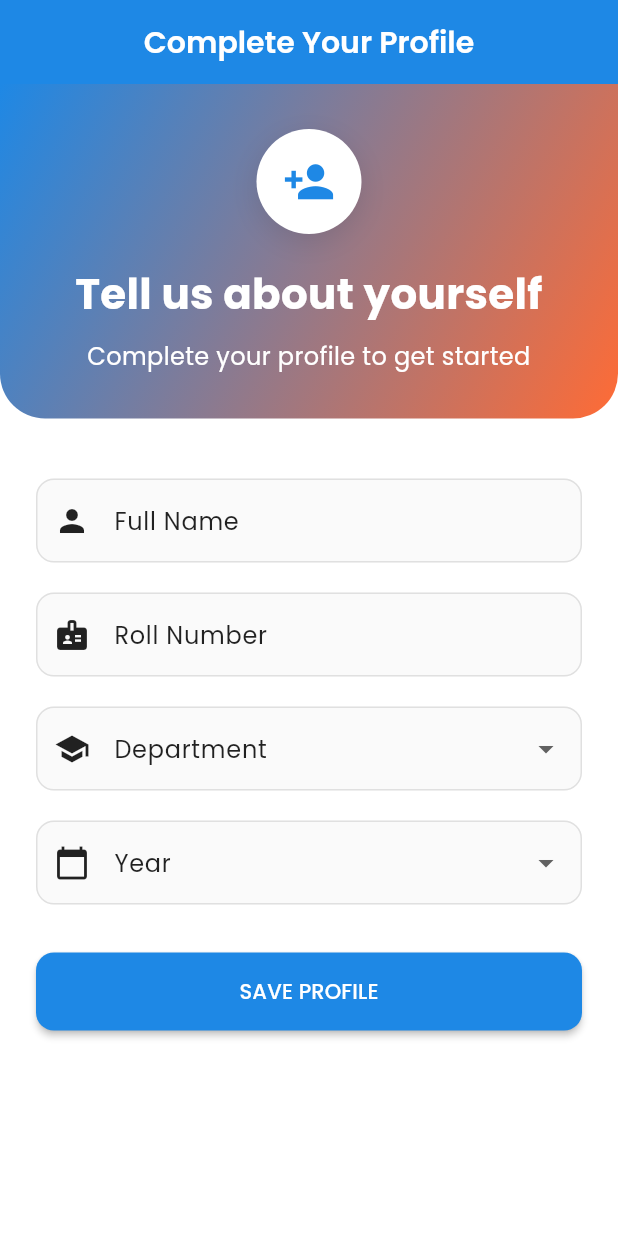
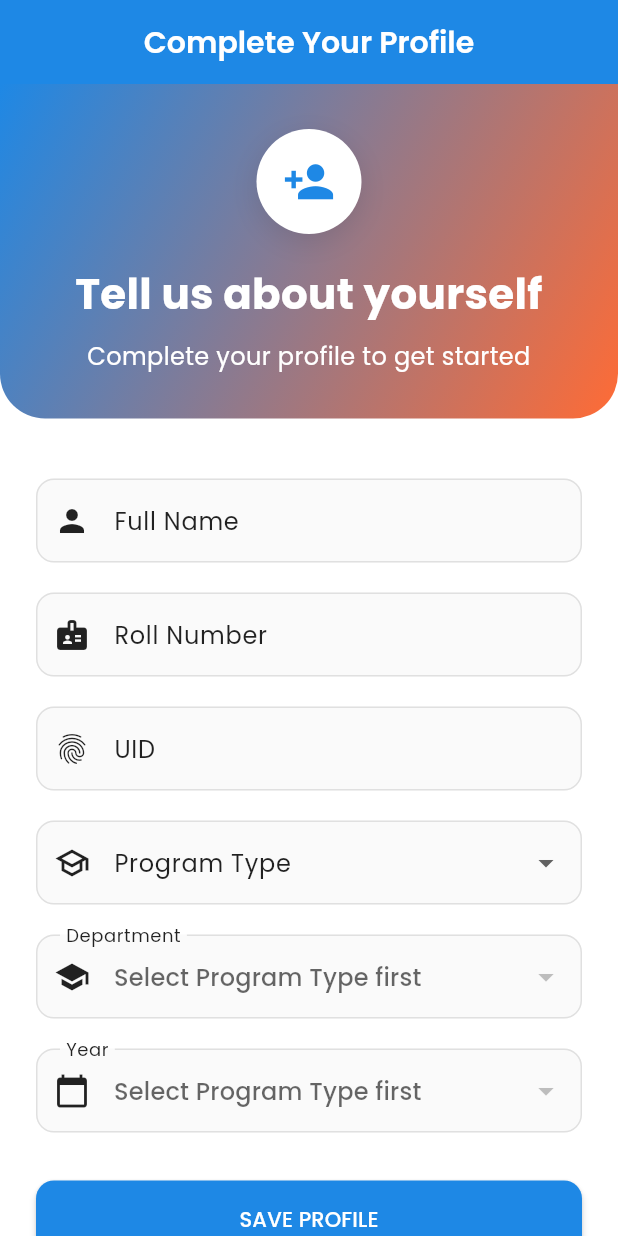
Before and after one commit to shrey-bhandary/XeroFlow, a Flutter app: the ProfileSetupScreen screen opened directly with empty values, on a phone screen of 412 x 824 dp. Run offline on Flutter 3.47's test engine with Material 3 defaults, Android fonts, the light colour scheme and no system bars; our stand-ins replace google_fonts, supabase_flutter; accounts and stored records are empty; network calls fail.

Commit message:
feat: Enhance student profile setup with UID and dynamic program/department/year selection, and configure CocoaPods for iOS/macOS.

```diff
--- a/lib/models/student.dart
+++ b/lib/models/student.dart
@@ -3,6 +3,7 @@ class Student {
   final String email;
   final String name;
   final String rollNumber;
+  final String uid; // Added UID field
   final String dept;
   final String year;
 
@@ -11,6 +12,7 @@ class Student {
     required this.email,
     required this.name,
     required this.rollNumber,
+    required this.uid,
     required this.dept,
     required this.year,
   });
@@ -21,6 +23,7 @@ class Student {
       email: json['email'] as String,
       name: json['name'] as String,
       rollNumber: json['roll_number'] as String,
+      uid: json['uid'] as String? ?? '', // Handle potential missing field safely
       dept: json['dept'] as String,
       year: json['year'] as String,
     );
@@ -32,6 +35,7 @@ class Student {
       'email': email,
       'name': name,
       'roll_number': rollNumber,
+      'uid': uid,
       'dept': dept,
       'year': year,
     };
--- a/lib/screens/onboarding/login_screen.dart
+++ b/lib/screens/onboarding/login_screen.dart
@@ -207,6 +207,12 @@ class _LoginScreenState extends State<LoginScreen> {
                           labelText: 'Email Address',
                           hintText: 'yourname@xaviers.edu.in',
                           prefixIcon: const Icon(Icons.email),
+                          labelStyle: TextStyle(
+                            color: Theme.of(context).colorScheme.onSurface.withOpacity(0.7),
+                          ),
+                          floatingLabelStyle: TextStyle(
+                            color: Theme.of(context).colorScheme.onSurface,
+                          ),
                         ),
                         validator: (value) {
                           if (value == null || value.isEmpty) {
--- a/lib/screens/onboarding/profile_setup_screen.dart
+++ b/lib/screens/onboarding/profile_setup_screen.dart
@@ -18,34 +18,60 @@ class _ProfileSetupScreenState extends State<ProfileSetupScreen> {
   final _formKey = GlobalKey<FormState>();
   final _nameController = TextEditingController();
   final _rollNumberController = TextEditingController();
+  final _uidController = TextEditingController();
+  String? _selectedProgram;
   String? _selectedDept;
   String? _selectedYear;
   bool _isLoading = false;
 
-  final List<String> _departments = [
-    'Computer Science',
-    'Electronics',
-    'Mathematics',
-    'Physics',
-    'Chemistry',
-    'Biology',
-    'Commerce',
-    'Arts',
-    'Economics',
-    'Other',
+  final List<String> _programTypes = [
+    'Under Graduate Programs (UG)',
+    'Post Graduate Programs (PG)',
   ];
 
-  final List<String> _years = [
-    '1st Year',
-    '2nd Year',
-    '3rd Year',
-    '4th Year',
-  ];
+  final Map<String, List<String>> _departments = {
+    'Under Graduate Programs (UG)': [
+      'Bachelor of Arts (B.A.)',
+      'Bachelor of Arts in Mass Communication & Journalism (B.A.‑MCJ)',
+      'Bachelor of Science (B.Sc.)',
+      'Bachelor of Science in Information Technology (B.Sc. IT)',
+      'Bachelor of Science in Data Science & Artificial Intelligence (B.Sc. DSAI)',
+      'Bachelor of Science in Biotechnology & Computational Biology (B.Sc. BCB)',
+      'Bachelor of Commerce (B.Com.)',
+      'Bachelor of Commerce in Management Studies (B.Com. MS)',
+      'Bachelor of Commerce in Accounting and Finance (B.A.F.)',
+    ],
+    'Post Graduate Programs (PG)': [
+      'M.A. in Ancient Indian History, Culture & Archaeology',
+      'M.A. in Public Policy',
+      'M.A. in Psychology (Lifespan Counselling)',
+      'M.Sc. in Botany',
+      'M.Sc. in Geology',
+      'M.Sc. in Life Sciences',
+      'M.Sc. in Microbiology',
+      'M.Sc. in Big Data Analytics',
+      'M.Sc. in Biotechnology',
+      'M.Sc. in Physics (Astrophysics)',
+    ],
+  };
+
+  final Map<String, List<String>> _yearOptions = {
+    'Under Graduate Programs (UG)': [
+      'First Year',
+      'Second Year',
+      'Third Year',
+    ],
+    'Post Graduate Programs (PG)': [
+      'First Year',
+      'Second Year',
+    ],
+  };
 
   @override
   void dispose() {
     _nameController.dispose();
     _rollNumberController.dispose();
+    _uidController.dispose();
     super.dispose();
   }
 
@@ -54,10 +80,12 @@ class _ProfileSetupScreenState extends State<ProfileSetupScreen> {
       return;
     }
 
-    if (_selectedDept == null || _selectedYear == null) {
+    if (_selectedProgram == null ||
+        _selectedDept == null ||
+        _selectedYear == null) {
       ScaffoldMessenger.of(context).showSnackBar(
         const SnackBar(
-          content: Text('Please select Department and Year'),
+          content: Text('Please select Program, Department and Year'),
           backgroundColor: Colors.red,
         ),
       );
@@ -79,6 +107,7 @@ class _ProfileSetupScreenState extends State<ProfileSetupScreen> {
         email: widget.email,
         name: _nameController.text.trim(),
         rollNumber: _rollNumberController.text.trim(),
+        uid: _uidController.text.trim(),
         dept: _selectedDept!,
         year: _selectedYear!,
       );
@@ -126,7 +155,8 @@ class _ProfileSetupScreenState extends State<ProfileSetupScreen> {
               // Header section
               Container(
                 width: double.infinity,
-                padding: const EdgeInsets.symmetric(vertical: 30, horizontal: 24),
+                padding:
+                    const EdgeInsets.symmetric(vertical: 30, horizontal: 24),
                 decoration: BoxDecoration(
                   gradient: LinearGradient(
                     begin: Alignment.topLeft,
@@ -228,19 +258,70 @@ class _ProfileSetupScreenState extends State<ProfileSetupScreen> {
                         },
                       ),
                       const SizedBox(height: 20),
+                      TextFormField(
+                        controller: _uidController,
+                        decoration: const InputDecoration(
+                          labelText: 'UID',
+                          hintText: 'Enter your UID',
+                          prefixIcon: Icon(Icons.fingerprint),
+                        ),
+                        validator: (value) {
+                          if (value == null || value.isEmpty) {
+                            return 'Please enter your UID';
+                          }
+                          return null;
+                        },
+                      ),
+                      const SizedBox(height: 20),
+                      DropdownButtonFormField<String>(
+                        value: _selectedProgram,
+                        isExpanded: true,
+                        decoration: const InputDecoration(
+                          labelText: 'Program Type',
+                          prefixIcon: Icon(Icons.school_outlined),
+                        ),
+                        items: _programTypes.map((type) {
+                          return DropdownMenuItem(
+                            value: type,
+                            child:
+                                Text(type, overflow: TextOverflow.ellipsis),
+                          );
+                        }).toList(),
+                        onChanged: (value) {
+                          setState(() {
+                            _selectedProgram = value;
+                            _selectedDept = null;
+                            _selectedYear = null;
+                          });
+                          HapticUtils.selectionClick();
+                        },
+                        validator: (value) {
+                          if (value == null) {
+                            return 'Please select your program type';
+                          }
+                          return null;
+                        },
+                      ),
+                      const SizedBox(height: 20),
                       DropdownButtonFormField<String>(
                         value: _selectedDept,
+                        isExpanded: true,
                         decoration: const InputDecoration(
                           labelText: 'Department',
                           prefixIcon: Icon(Icons.school),
                         ),
-                        items: _departments.map((dept) {
+                        items: _selectedProgram == null
+                            ? []
+                            : _departments[_selectedProgram]!.map((dept) {
                                 return DropdownMenuItem(
                                   value: dept,
-                            child: Text(dept),
+                                  child: Text(dept,
+                                      overflow: TextOverflow.ellipsis),
                                 );
                               }).toList(),
-                        onChanged: (value) {
+                        onChanged: _selectedProgram == null
+                            ? null
+                            : (value) {
                                 setState(() {
                                   _selectedDept = value;
                                 });
@@ -252,21 +333,29 @@ class _ProfileSetupScreenState extends State<ProfileSetupScreen> {
                           }
                           return null;
                         },
+                        hint: Text(_selectedProgram == null
+                            ? 'Select Program Type first'
+                            : 'Select Department'),
                       ),
                       const SizedBox(height: 20),
                       DropdownButtonFormField<String>(
                         value: _selectedYear,
+                        isExpanded: true,
                         decoration: const InputDecoration(
                           labelText: 'Year',
                           prefixIcon: Icon(Icons.calendar_today),
                         ),
-                        items: _years.map((year) {
+                        items: _selectedProgram == null
+                            ? []
+                            : _yearOptions[_selectedProgram]!.map((year) {
                                 return DropdownMenuItem(
                                   value: year,
                                   child: Text(year),
                                 );
                               }).toList(),
-                        onChanged: (value) {
+                        onChanged: _selectedProgram == null
+                            ? null
+                            : (value) {
                                 setState(() {
                                   _selectedYear = value;
                                 });
@@ -278,6 +367,9 @@ class _ProfileSetupScreenState extends State<ProfileSetupScreen> {
                           }
                           return null;
                         },
+                        hint: Text(_selectedProgram == null
+                            ? 'Select Program Type first'
+                            : 'Select Year'),
                       ),
                       const SizedBox(height: 32),
                       ElevatedButton(
@@ -286,7 +378,8 @@ class _ProfileSetupScreenState extends State<ProfileSetupScreen> {
                             ? const SizedBox(
                                 height: 20,
                                 width: 20,
-                                child: CircularProgressIndicator(strokeWidth: 2),
+                                child: CircularProgressIndicator(
+                                    strokeWidth: 2),
                               )
                             : const Text('SAVE PROFILE'),
                       ),
--- a/pubspec.yaml
+++ b/pubspec.yaml
@@ -51,7 +51,7 @@ dependencies:
 
   # File handling
   path_provider: ^2.1.2
-  file_picker: ^6.1.1
+  file_picker: ^10.3.8
 
   # Payment
   razorpay_flutter: ^1.3.3
```
Also changed, not shown: lib/screens/onboarding/otp_screen.dart (+25 -5 lines), assets/XeroFlow.png, pubspec.lock, 16 other files. Lines whose indentation alone changed are shown as unchanged.
